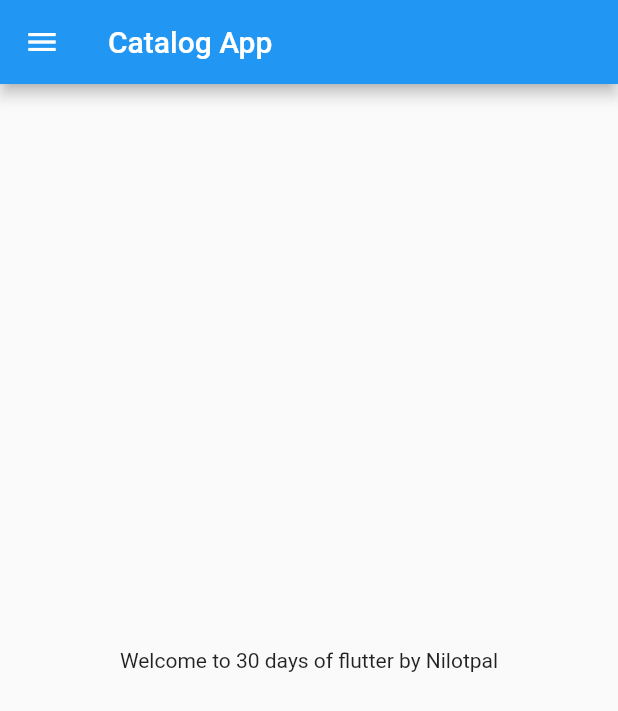
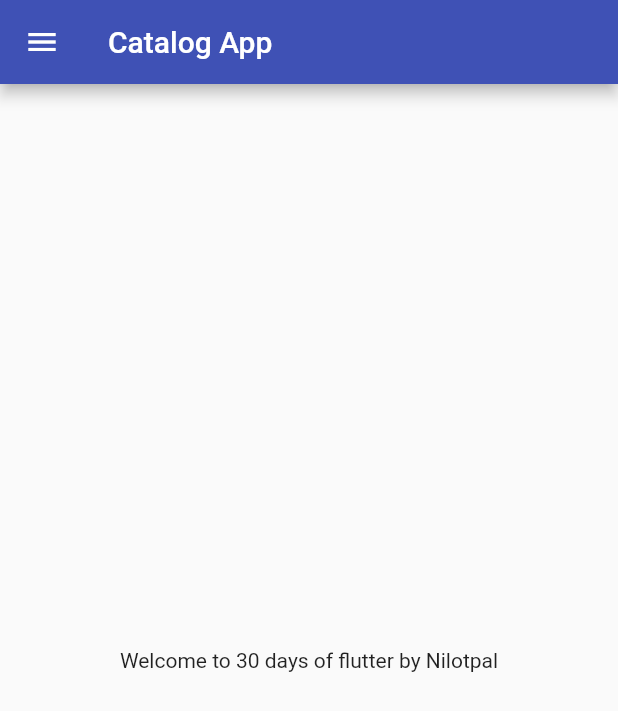
Before and after one commit to nilotpaldas2023/30-days-of-flutter, a Flutter app: the screen it shows after launch, on a phone screen of 412 x 824 dp. Shown: the top 711 px of the screen. Run offline on Flutter 3.47's test engine with Material 2 defaults, Android fonts, the phone set to English and light mode, and no system bars.

Commit message:
Day 3 completed

```diff
--- a/lib/main.dart
+++ b/lib/main.dart
@@ -1,5 +1,6 @@
 import 'package:flutter/material.dart';
-import 'package:flutter_application_1/home_page.dart';
+import 'package:flutter_application_1/Pages/home_page.dart';
+import 'package:flutter_application_1/Pages/loginPage.dart';
 
 void main() {
   runApp(MyApp());
@@ -11,7 +12,10 @@ class MyApp extends StatelessWidget {
   @override
   Widget build(BuildContext context) {
     return MaterialApp(
-      home: HomePage(),
+      themeMode: ThemeMode.light,
+      theme: ThemeData(primarySwatch: Colors.indigo),
+      initialRoute: "/home",
+      routes: {"/": (context) => LoginPage(), "/home": (context) => HomePage()},
     );
   }
 }
```
Also changed, not shown: lib/Pages/loginPage.dart (added, +19 -0 lines), lib/Pages/home_page.dart (renamed from lib/home_page.dart).
